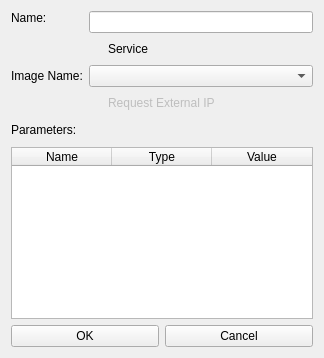
Above: DCGUI/Windows/TenantVM.ui from DanielZorin/DataCenters before the change. Below: the same form after it.
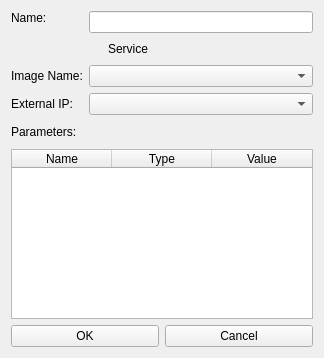
That is the form after the change. Icons and pictures are not drawn.

Commit message: list of external ip interfaces

The edit to the form file:
```diff
--- a/DCGUI/Windows/TenantVM.ui
+++ b/DCGUI/Windows/TenantVM.ui
@@ -77,16 +77,16 @@
        <item row="3" column="1">
         <widget class="QComboBox" name="image"/>
        </item>
-       <item row="4" column="1">
-        <widget class="QCheckBox" name="external">
-         <property name="enabled">
-          <bool>false</bool>
-         </property>
+       <item row="4" column="0">
+        <widget class="QLabel" name="label">
          <property name="text">
-          <string>Request External IP</string>
+          <string>External IP:</string>
          </property>
         </widget>
        </item>
+       <item row="4" column="1">
+        <widget class="QComboBox" name="external"/>
+       </item>
       </layout>
      </item>
      <item>
```
The commit also changes 5 other files.
